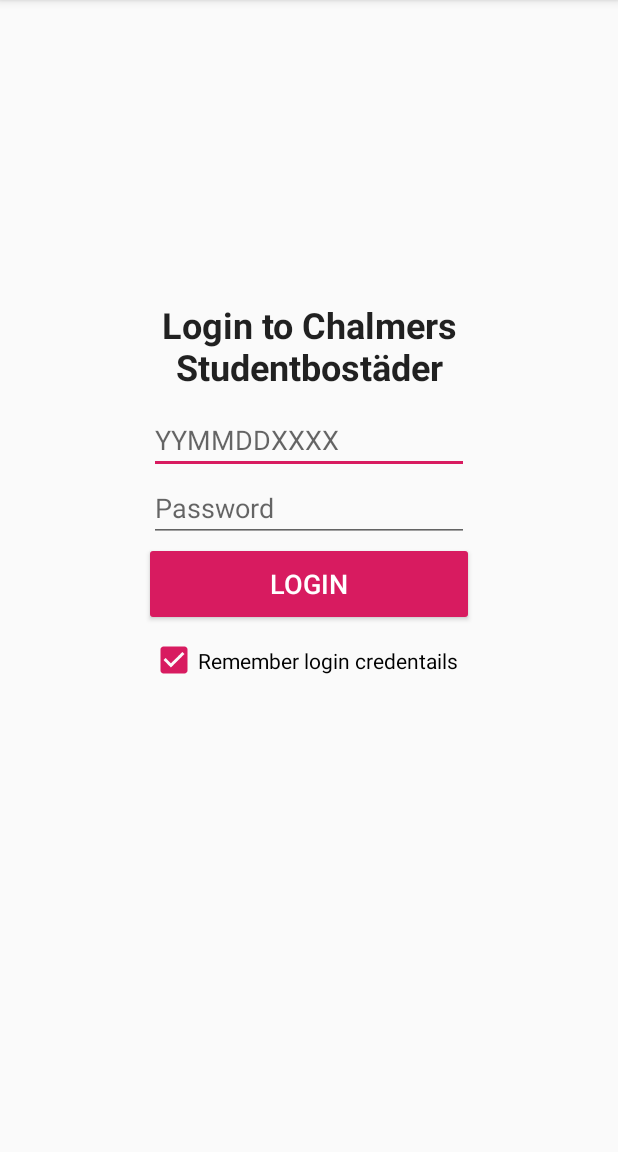
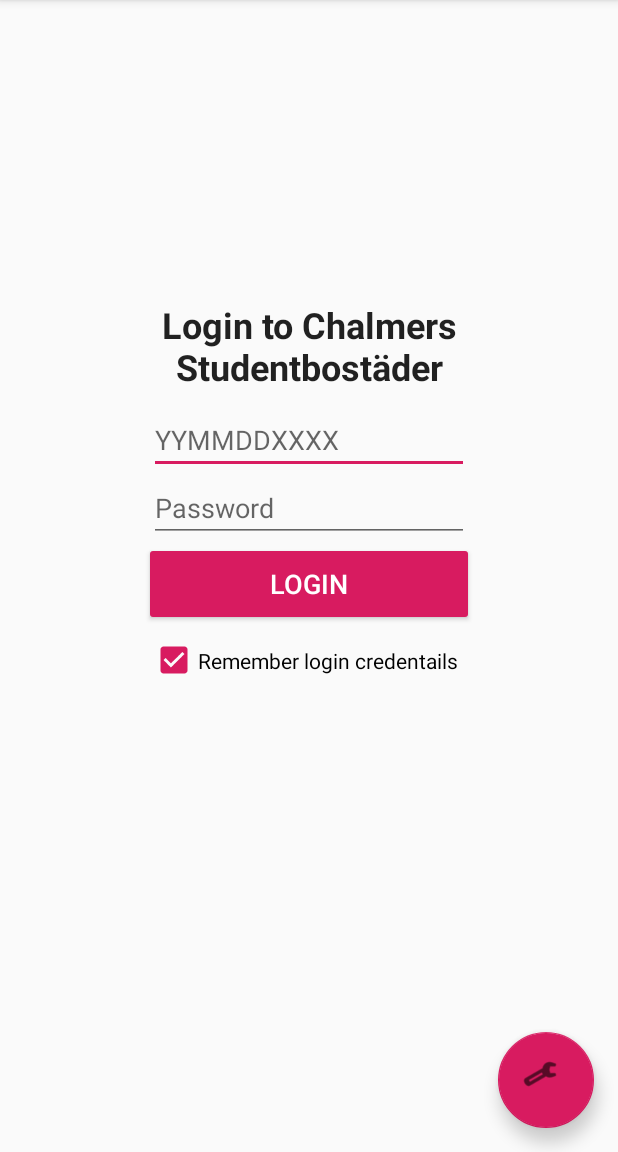
Before and after one commit to ErikLjungdahl/OpenCSB, an Android app: the screen it shows after launch (MainActivity), on a phone screen of 412 x 824 dp, the part 84-1236 px from its top. Run offline under Robolectric (Android 15) with nearby library versions, the light colour scheme and no system bars; our stand-ins replace Volley; 4 statements that could not run were skipped.

```diff
--- a/app/build.gradle
+++ b/app/build.gradle
@@ -5,7 +5,7 @@
 apply plugin: 'kotlin-android-extensions'
 
 android {
-    compileSdkVersion 28
+    compileSdkVersion 29
     buildToolsVersion "29.0.0"
     defaultConfig {
         applicationId "com.example.opencsb"
@@ -29,9 +29,13 @@
     implementation 'androidx.appcompat:appcompat:1.0.2'
     implementation 'androidx.core:core-ktx:1.0.2'
     implementation 'androidx.constraintlayout:constraintlayout:1.1.3'
+    implementation 'androidx.preference:preference:1.1.0-rc01'
+    implementation 'androidx.legacy:legacy-support-v4:1.0.0'
     testImplementation 'junit:junit:4.12'
     androidTestImplementation 'androidx.test:runner:1.2.0'
     androidTestImplementation 'androidx.test.espresso:espresso-core:3.2.0'
     implementation 'com.android.volley:volley:1.1.1'
     implementation 'com.google.android.gms:play-services-auth:17.0.0'
+    implementation 'com.google.android.material:material:1.0.0'
+    implementation 'com.android.support:preference-v7:28.0.0'
 }
--- a/app/src/main/res/layout/activity_main.xml
+++ b/app/src/main/res/layout/activity_main.xml
@@ -36,7 +36,7 @@
             android:id="@+id/button_login" style="@android:style/Widget.Material.Button.Colored"
             app:layout_constraintHorizontal_bias="0.5"
             app:layout_constraintTop_toBottomOf="@+id/input_pwd"
-            android:textSize="18sp" app:layout_constraintBottom_toTopOf="@+id/input_store" android:onClick="new_login"/>
+            android:textSize="18sp" app:layout_constraintBottom_toTopOf="@+id/input_store" android:onClick="newLogin"/>
     <TextView
             android:text="Login to Chalmers Studentbostäder"
             android:layout_width="264dp"
@@ -66,4 +66,12 @@
             app:layout_constraintStart_toStartOf="parent"
             app:layout_constraintTop_toBottomOf="@+id/button_login" app:layout_constraintHorizontal_bias="0.5"
             android:checked="true" app:layout_constraintBottom_toTopOf="@+id/output_result"/>
+    <com.google.android.material.floatingactionbutton.FloatingActionButton
+            android:layout_width="64dp"
+            android:layout_height="64dp"
+            android:clickable="true" app:srcCompat="@android:drawable/ic_menu_preferences"
+            app:layout_constraintBottom_toBottomOf="parent" android:layout_marginEnd="16dp"
+            app:layout_constraintEnd_toEndOf="parent" android:layout_marginBottom="16dp"
+            android:id="@+id/floatingActionButton" android:visibility="visible" android:backgroundTintMode="screen"
+            android:tint="#000000" android:onClick="openSettings"/>
 </androidx.constraintlayout.widget.ConstraintLayout>
```
Also changed, not shown: app/src/main/AndroidManifest.xml (+7 -1 lines), app/src/main/java/com/example/opencsb/MainActivity.kt (+61 -23 lines), app/src/main/res/values/strings.xml (+18 -0 lines).
